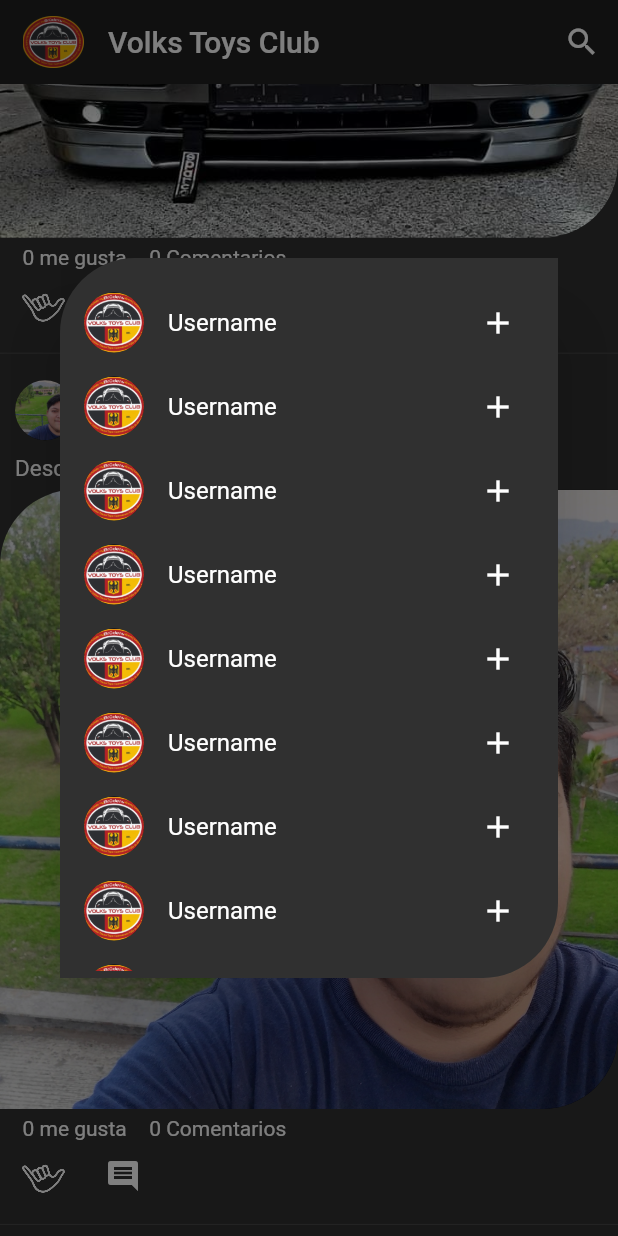
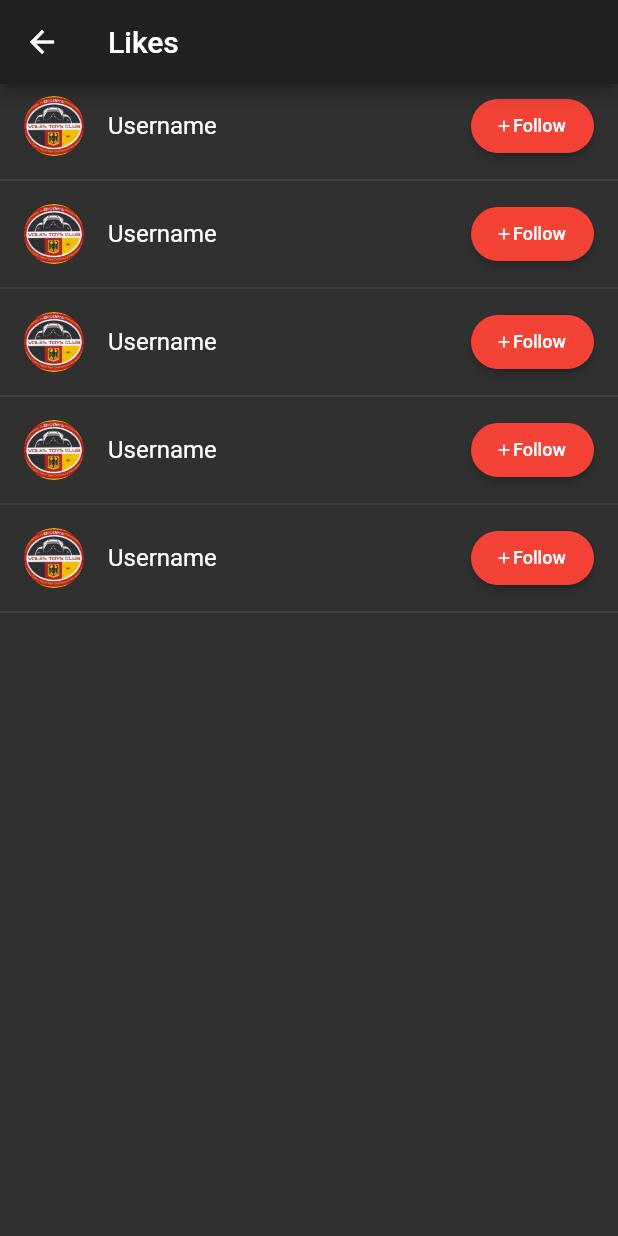
Before and after one commit to eSilva95/socialvolks, a Flutter app: the Home screen opened directly, scrolled down 1117 dp, after a tap on "0 me gusta", on a phone screen of 412 x 824 dp. Run offline on Flutter 3.47's test engine with Material 2 defaults, Android fonts, the phone set to English and light mode, and no system bars.

Commit message:
interfaz comments and likes page

```diff
--- a/lib/main.dart
+++ b/lib/main.dart
@@ -1,6 +1,8 @@
 import 'package:flutter/material.dart';
+import 'package:socialvolks/src/pages/comments_page.dart';
 import 'package:socialvolks/src/pages/home_page.dart';
 import 'package:socialvolks/src/pages/imageview_page.dart';
+import 'package:socialvolks/src/pages/likes_page.dart';
 import 'package:socialvolks/src/pages/login_page.dart';
 // import 'package:socialvolks/src/pages/profile_page.dart';
 
@@ -15,9 +17,11 @@ class MyApp extends StatelessWidget {
       debugShowCheckedModeBanner: true,
       initialRoute: 'login',
       routes: {
-        'home' : (BuildContext context) => HomePage(),
-        'login' : (BuildContext context) => LoginPage(),
-        'image' : (BuildContext context) => ImageViewPage(),
+        'home'     : (BuildContext context) => HomePage(),
+        'login'    : (BuildContext context) => LoginPage(),
+        'image'    : (BuildContext context) => ImageViewPage(),
+        'likes'    : (BuildContext context) => LikesPage(),
+        'comments' : (BuildContext context) => CommentsPage(),
         // 'profile' : (BuildContext context) => ProfilePage(),
       },
     );
--- /dev/null
+++ b/lib/src/pages/likes_page.dart
@@ -0,0 +1,52 @@
+import 'package:flutter/material.dart';
+
+class LikesPage extends StatelessWidget {
+  @override
+  Widget build(BuildContext context) {
+    return Scaffold(
+      appBar: AppBar(
+        title: Text('Likes'),
+      ),
+      body: LikesList(),
+      );
+  }
+}
+
+class LikesList extends StatelessWidget {
+
+  @override
+  Widget build(BuildContext context) {
+    return ListView.builder(
+      itemCount: 5,
+      itemBuilder: (BuildContext context, int index) {
+        return Column(
+          children: [
+            ListTile(
+              title: Text('Username'),
+              leading: CircleAvatar(
+                backgroundImage: AssetImage('assets/img/volkstoysfb.png'),
+              ),
+              trailing: ElevatedButton(
+                style: ButtonStyle(
+                  shape: MaterialStateProperty.all(RoundedRectangleBorder(borderRadius: BorderRadius.circular(50.0))),
+                  backgroundColor: MaterialStateProperty.all(Colors.red)
+                ),
+                onPressed: (){},
+                child: Container(
+                  width: 50.0,
+                  child: Row(
+                    children: [
+                      Icon(Icons.add, size: 12.0,),
+                      Text('Follow', style: TextStyle(fontSize: 12.0),),
+                    ],
+                  ),
+                )
+              ),
+            ),
+            Divider()
+          ],
+        );
+      },
+    );
+  }
+}
--- a/lib/src/widgets/post.dart
+++ b/lib/src/widgets/post.dart
@@ -111,12 +111,12 @@ class _Actions extends StatelessWidget {
             child: Row(
               children: [
                 GestureDetector(
-                  onTap:() => _createDialog(context, LikesDialog()),
+                  onTap:() => Navigator.pushNamed(context, 'likes'),
                   child: Text('0 me gusta')
                 ),
                 SizedBox(width: 15.0),
                 GestureDetector(
-                  onTap: () => _createDialog(context, CommentsDialog()),
+                  onTap: () => Navigator.pushNamed(context, 'comments'),
                   child: Text('0 Comentarios')
                 )
               ],
@@ -130,7 +130,7 @@ class _Actions extends StatelessWidget {
                 SizedBox(width: 5.0,),
                 IconButton(
                   icon: Icon(Icons.comment),
-                  onPressed: () => _createDialog(context, CommentsDialog())
+                  onPressed: () => Navigator.pushNamed(context, 'comments')
                 )
               ],
             ),
@@ -141,128 +141,3 @@ class _Actions extends StatelessWidget {
     );
   }
 }
-
-_createDialog(BuildContext context, widget) async {
-  await showGeneralDialog(
-    context: context,
-    transitionBuilder: (context, a1, a2, widget) {
-      final curvedValue = Curves.fastLinearToSlowEaseIn.transform(a1.value) - 1.0;
-
-      return Transform(
-        transform: Matrix4.translationValues(0.0, curvedValue * 200, 0.0),
-        child: Opacity(
-          opacity: a1.value,
-          child: widget
-        ),
-      );
-    },
-    transitionDuration: Duration(milliseconds: 300),
-    pageBuilder: (context, a1, a2) => widget
-  );
-}
-
-class CommentsDialog extends StatelessWidget {
-  @override
-  Widget build(BuildContext context) {
-
-    // final _size = MediaQuery.of(context).size;
-    TextEditingController _commentTextFieldController = new TextEditingController();
-
-    return Center(
-      child: SingleChildScrollView(
-        reverse: true,
-        physics: NeverScrollableScrollPhysics(),
-        child: Container(
-          child: Center(
-            child: Dialog(
-              backgroundColor: Colors.transparent,
-              child: Column(
-                children: [
-                  Container(
-                    decoration: BoxDecoration(
-                      color: Theme.of(context).scaffoldBackgroundColor,
-                      borderRadius: BorderRadius.only(bottomRight: Radius.circular(50), topLeft: Radius.circular(50))
-                    ),
-                    height: 480.0,
-                      child: Center(
-                        child: ListView.builder(itemBuilder: (BuildContext context, int index) {
-                          return Container(
-                            margin: EdgeInsets.all(10.0),
-                              child: Center(
-                                child: Text('Comments'),
-                              )
-                            );
-                          },
-                          itemCount: 1,
-                        ),
-                      )
-                    ),
-                    SizedBox(height: 20.0,),
-                    Container(
-                      decoration: BoxDecoration(
-                        color: Theme.of(context).scaffoldBackgroundColor,
-                        borderRadius: BorderRadius.circular(50.0)
-                      ),
-                      child: TextField(
-                        controller: _commentTextFieldController,
-                        decoration: InputDecoration(
-                          hintText: 'Comment',
-                          border: OutlineInputBorder(
-                            borderRadius: BorderRadius.circular(50.0),
-                            borderSide: BorderSide.none
-                          ),
-                          suffixIcon: IconButton(
-                            icon: Icon(Icons.send),
-                            onPressed: (_commentTextFieldController.text.isNotEmpty) ? null : (){},
-                            splashRadius: 5.0,
-                          ),
-                        ),
-                      ),
-                    )
-                ],
-              ),
-            ),
-          ),
-        ),
-      ),
-    );
-  }
-}
-
-class LikesDialog extends StatelessWidget {
-  @override
-  Widget build(BuildContext context) {
-    // final _size = MediaQuery.of(context).size;
-    return Center(
-      child: Dialog(
-        backgroundColor: Colors.transparent,
-        child: Container(
-          padding: EdgeInsets.only(top: 15.0, bottom: 5.0),
-          decoration: BoxDecoration(
-            color: Theme.of(context).scaffoldBackgroundColor,
-            borderRadius: BorderRadius.only(bottomRight: Radius.circular(50), topLeft: Radius.circular(50))
-          ),
-          height: 480.0,
-          child: ListView.builder(
-            physics: BouncingScrollPhysics(),
-            itemBuilder: (BuildContext context, int index) {
-              return ListTile(
-                leading: CircleAvatar(
-                  backgroundImage: AssetImage('assets/img/volkstoysfb.png'),
-                ),
-                title: Text('Username'),
-                trailing: IconButton(
-                  icon: Icon(Icons.add),
-                  tooltip: 'Follow',
-                  onPressed: (){}
-                ),
-                onTap: (){},
-              );
-            },
-            itemCount: 10,
-          )
-        ),
-      ),
-    );
-  }
-}
```
Also changed, not shown: lib/src/pages/comments_page.dart (added, +83 -0 lines).
